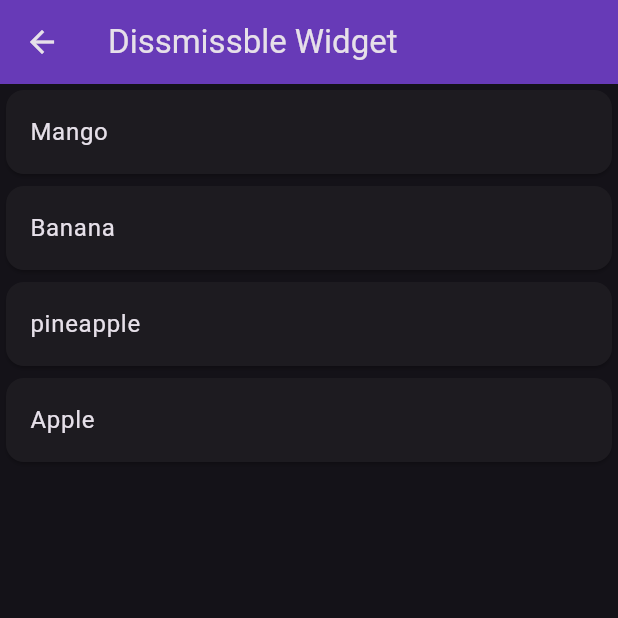
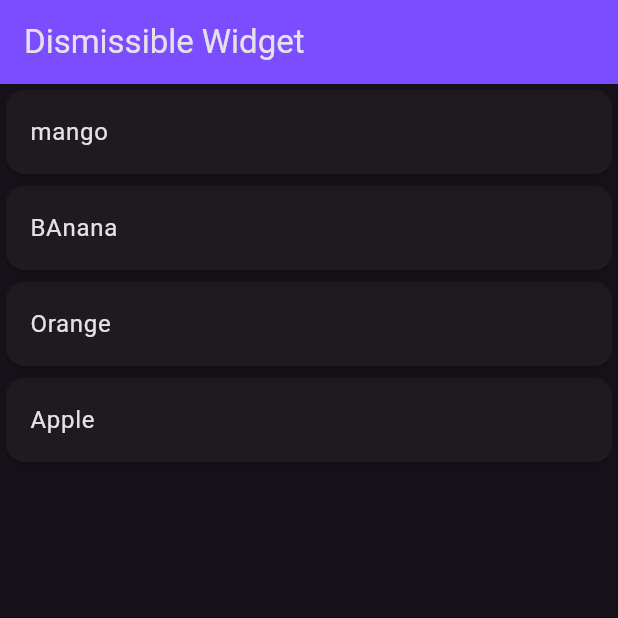
Before and after one commit to mohibansaricode/flutter30Days30Concepts, a Flutter app: the DismissibleWidget screen opened directly, on a phone screen of 412 x 824 dp, the top half of it. Run offline on Flutter 3.47's test engine with Material 3 defaults, Android fonts, the phone set to English and light mode, and no system bars.

Commit message:
dissmissible widget

```diff
--- a/lib/main.dart
+++ b/lib/main.dart
@@ -24,7 +24,8 @@ class MyApp extends StatelessWidget {
       // home: ContainerSizedbox(),
       // home: RowsColums(),
       // home: Buttons(),
-      home: BottomSnack(),
+      // home: BottomSnack(),
+      home: DismissibleWidget(),
     );
   }
 }
--- a/lib/widgets/dismissible.dart
+++ b/lib/widgets/dismissible.dart
@@ -1,3 +1,56 @@
+// import 'package:flutter/material.dart';
+
+// class DismissibleWidget extends StatefulWidget {
+//   const DismissibleWidget({super.key});
+
+//   @override
+//   State<DismissibleWidget> createState() => _DismissibleWidgetState();
+// }
+
+// class _DismissibleWidgetState extends State<DismissibleWidget> {
+//   List<String> fruits = ["Mango", "Banana", "pineapple", "Apple"];
+//   @override
+//   Widget build(BuildContext context) {
+//     return Scaffold(
+//       appBar: AppBar(
+//         title: Text("Dissmissble Widget"),
+//         backgroundColor: Colors.deepPurple,
+//       ),
+//       body: ListView.builder(
+//         itemCount: fruits.length,
+//         itemBuilder: (context, index) {
+//           final fruit = fruits[index];
+//           return Dismissible(
+//             onDismissed: (direction) {
+//               if (direction == DismissDirection.startToEnd) {
+//                 ScaffoldMessenger.of(context).showSnackBar(
+//                   SnackBar(
+//                     duration: Duration(milliseconds: 200),
+//                     content: Text(fruits[index]),
+//                     backgroundColor: Colors.green,
+//                   ),
+//                 );
+//               } else {
+//                 ScaffoldMessenger.of(context).showSnackBar(
+//                   SnackBar(
+//                     duration: Duration(milliseconds: 200),
+//                     content: Text(fruits[index]),
+//                     backgroundColor: Colors.red,
+//                   ),
+//                 );
+//               }
+//             },
+//             background: Container(color: Colors.green),
+//             secondaryBackground: Container(color: Colors.red),
+//             key: Key(fruit),
+//             child: Card(child: ListTile(title: Text(fruits[index]))),
+//           );
+//         },
+//       ),
+//     );
+//   }
+// }
+
 import 'package:flutter/material.dart';
 
 class DismissibleWidget extends StatefulWidget {
@@ -8,13 +61,13 @@ class DismissibleWidget extends StatefulWidget {
 }
 
 class _DismissibleWidgetState extends State<DismissibleWidget> {
-  List<String> fruits = ["Mango", "Banana", "pineapple", "Apple"];
+  List<String> fruits = ["mango", "BAnana", "Orange", "Apple"];
   @override
   Widget build(BuildContext context) {
     return Scaffold(
       appBar: AppBar(
-        title: Text("Dissmissble Widget"),
-        backgroundColor: Colors.deepPurple,
+        title: Text("Dismissible Widget"),
+        backgroundColor: Colors.deepPurpleAccent,
       ),
       body: ListView.builder(
         itemCount: fruits.length,
@@ -25,23 +78,23 @@ class _DismissibleWidgetState extends State<DismissibleWidget> {
               if (direction == DismissDirection.startToEnd) {
                 ScaffoldMessenger.of(context).showSnackBar(
                   SnackBar(
-                    duration: Duration(milliseconds: 200),
+                    duration: Duration(milliseconds: 500),
                     content: Text(fruits[index]),
-                    backgroundColor: Colors.green,
+                    backgroundColor: Colors.red,
                   ),
                 );
               } else {
                 ScaffoldMessenger.of(context).showSnackBar(
                   SnackBar(
-                    duration: Duration(milliseconds: 200),
+                    duration: Duration(milliseconds: 500),
                     content: Text(fruits[index]),
-                    backgroundColor: Colors.red,
+                    backgroundColor: Colors.green,
                   ),
                 );
               }
             },
-            background: Container(color: Colors.green),
-            secondaryBackground: Container(color: Colors.red),
+            background: Container(color: Colors.red),
+            secondaryBackground: Container(color: Colors.green),
             key: Key(fruit),
             child: Card(child: ListTile(title: Text(fruits[index]))),
           );
```
